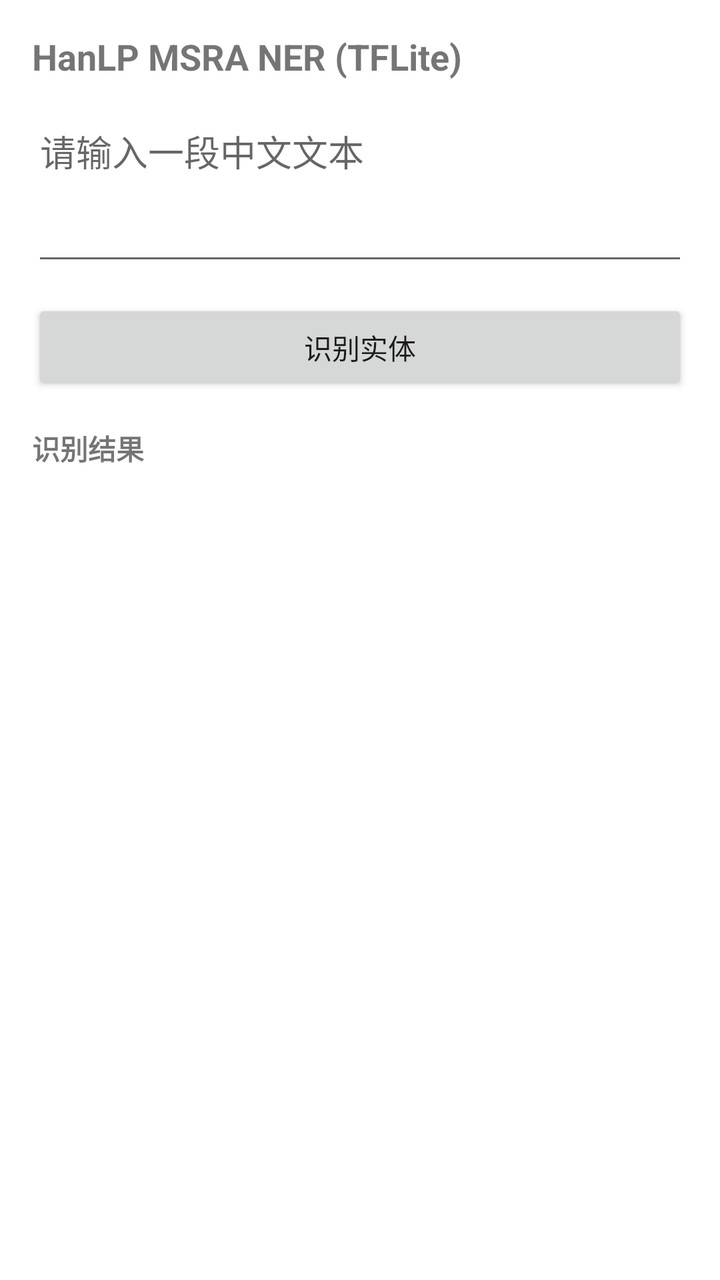
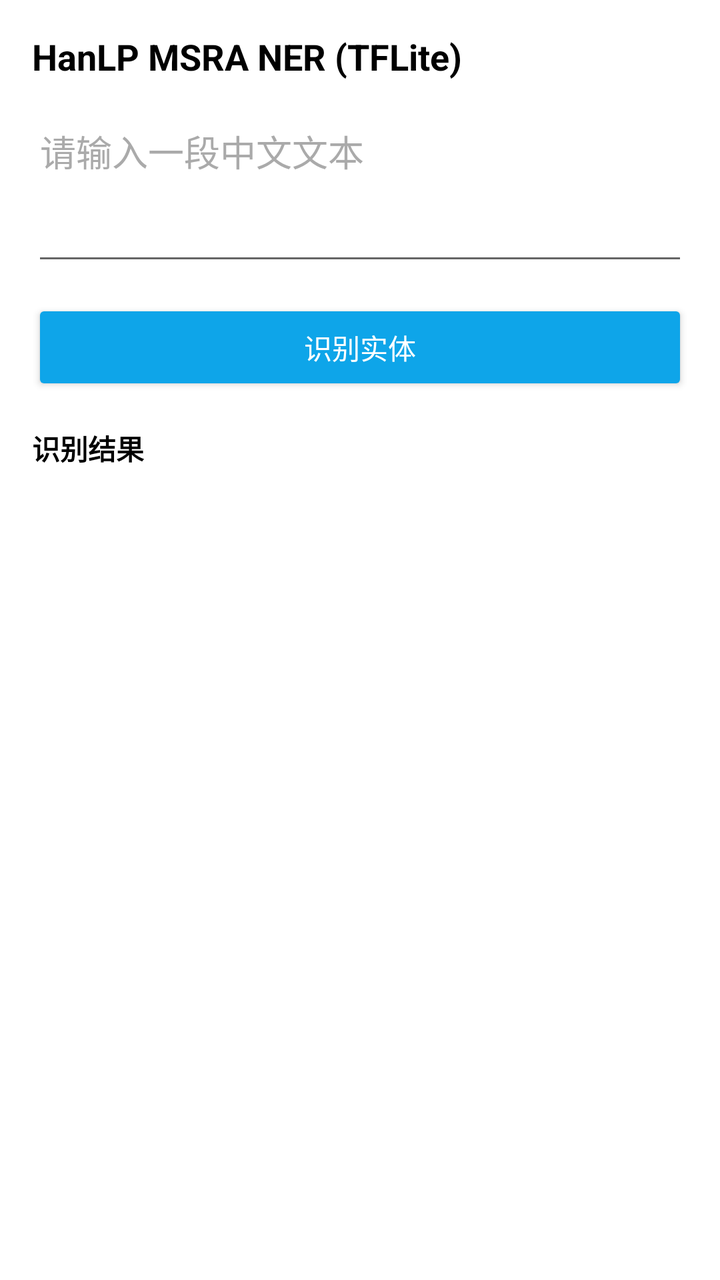

Screens rendered from an Android XML layout before and after an edit, with the pre-edit source and the edit as a unified diff.
<!-- AndroidManifest.xml: application theme Theme.HanlpNerDemo -->
<!-- res/layout/activity_main.xml -->
<?xml version="1.0" encoding="utf-8"?>
<LinearLayout xmlns:android="http://schemas.android.com/apk/res/android"
    android:layout_width="match_parent"
    android:layout_height="match_parent"
    android:orientation="vertical"
    android:padding="16dp">

    <TextView
        android:id="@+id/title_text"
        android:layout_width="match_parent"
        android:layout_height="wrap_content"
        android:text="@string/title_text"
        android:textSize="18sp"
        android:textStyle="bold" />

    <EditText
        android:id="@+id/input_text"
        android:layout_width="match_parent"
        android:layout_height="wrap_content"
        android:layout_marginTop="12dp"
        android:gravity="top"
        android:hint="@string/input_hint"
        android:inputType="textMultiLine"
        android:minLines="3" />

    <Button
        android:id="@+id/run_button"
        android:layout_width="match_parent"
        android:layout_height="wrap_content"
        android:layout_marginTop="12dp"
        android:text="@string/run_button" />

    <TextView
        android:id="@+id/result_label"
        android:layout_width="match_parent"
        android:layout_height="wrap_content"
        android:layout_marginTop="16dp"
        android:text="@string/result_label"
        android:textStyle="bold" />

    <ScrollView
        android:layout_width="match_parent"
        android:layout_height="0dp"
        android:layout_marginTop="8dp"
        android:layout_weight="1">

        <TextView
            android:id="@+id/result_text"
            android:layout_width="match_parent"
            android:layout_height="wrap_content"
            android:text=""
            android:textIsSelectable="true" />
    </ScrollView>
</LinearLayout>
<!-- resources referenced by this layout -->
<resources>
  <string name="input_hint">请输入一段中文文本</string>
  <string name="result_label">识别结果</string>
  <string name="run_button">识别实体</string>
  <string name="title_text">HanLP MSRA NER (TFLite)</string>
  <style name="Theme.HanlpNerDemo" parent="Theme.MaterialComponents.DayNight.NoActionBar">
          <item name="colorPrimary">@color/color_primary</item>
          <item name="colorPrimaryVariant">@color/color_primary_variant</item>
          <item name="colorSecondary">@color/color_secondary</item>
          <item name="android:statusBarColor">@color/color_primary</item>
          <item name="android:windowBackground">@android:color/white</item>
      </style>
  <color name="color_primary">#0F172A</color>
  <color name="color_primary_variant">#111827</color>
  <color name="color_secondary">#0EA5E9</color>
</resources>

<!-- the commit's change to res/layout/activity_main.xml (unified diff, before → after) -->
@@ -10,6 +10,7 @@
         android:layout_width="match_parent"
         android:layout_height="wrap_content"
         android:text="@string/title_text"
+        android:textColor="@android:color/black"
         android:textSize="18sp"
         android:textStyle="bold" />
 
@@ -21,14 +22,18 @@
         android:gravity="top"
         android:hint="@string/input_hint"
         android:inputType="textMultiLine"
-        android:minLines="3" />
+        android:minLines="3"
+        android:textColor="@android:color/black"
+        android:textColorHint="@android:color/darker_gray" />
 
     <Button
         android:id="@+id/run_button"
         android:layout_width="match_parent"
         android:layout_height="wrap_content"
         android:layout_marginTop="12dp"
-        android:text="@string/run_button" />
+        android:backgroundTint="@color/color_secondary"
+        android:text="@string/run_button"
+        android:textColor="@android:color/white" />
 
     <TextView
         android:id="@+id/result_label"
@@ -36,6 +41,7 @@
         android:layout_height="wrap_content"
         android:layout_marginTop="16dp"
         android:text="@string/result_label"
+        android:textColor="@android:color/black"
         android:textStyle="bold" />
 
     <ScrollView
@@ -49,6 +55,7 @@
             android:layout_width="match_parent"
             android:layout_height="wrap_content"
             android:text=""
+            android:textColor="@android:color/black"
             android:textIsSelectable="true" />
     </ScrollView>
 </LinearLayout>
<!-- resource entries referenced after the edit -->
@@ -1,18 +1,21 @@
 <!-- resources referenced by this layout -->
 <resources>
+  <color name="color_secondary">#0EA5E9</color>
   <string name="input_hint">请输入一段中文文本</string>
   <string name="result_label">识别结果</string>
   <string name="run_button">识别实体</string>
   <string name="title_text">HanLP MSRA NER (TFLite)</string>
-  <style name="Theme.HanlpNerDemo" parent="Theme.MaterialComponents.DayNight.NoActionBar">
+  <style name="Theme.HanlpNerDemo" parent="Theme.MaterialComponents.Light.NoActionBar">
           <item name="colorPrimary">@color/color_primary</item>
           <item name="colorPrimaryVariant">@color/color_primary_variant</item>
           <item name="colorSecondary">@color/color_secondary</item>
+          <item name="colorOnPrimary">@color/color_on_primary</item>
+          <item name="colorOnSecondary">@color/color_on_primary</item>
           <item name="android:statusBarColor">@color/color_primary</item>
           <item name="android:windowBackground">@android:color/white</item>
       </style>
   <color name="color_primary">#0F172A</color>
   <color name="color_primary_variant">#111827</color>
-  <color name="color_secondary">#0EA5E9</color>
+  <color name="color_on_primary">#FFFFFF</color>
 </resources>
 
